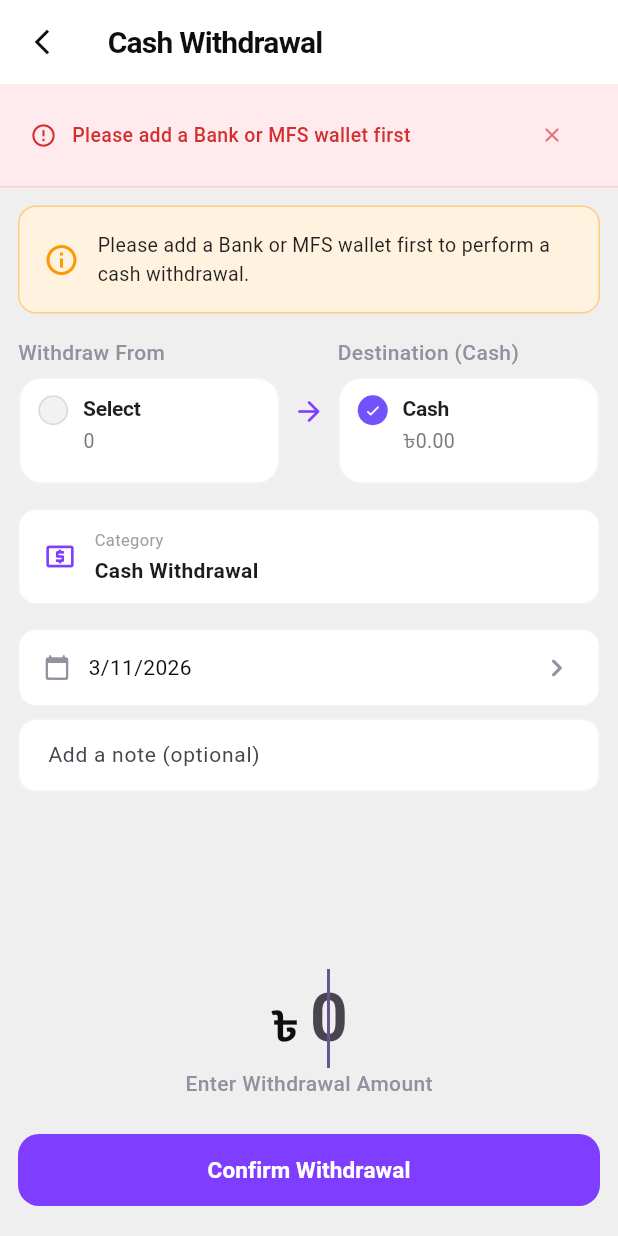
After one commit to mahmudul-jony/financeapp-replica, a Flutter app: the WithdrawScreen screen opened directly, after a tap on "Confirm Withdrawal", on a phone screen of 412 x 824 dp. The commit adds this screen. Run offline on Flutter 3.47's test engine with Material 3 defaults, Android fonts, the light colour scheme and no system bars; our stand-ins replace connectivity_plus, google_sign_in, image_picker, package_info_plus, sqflite; accounts and stored records are empty; network calls fail.

Commit message:
withdraw feature v1

```diff
--- a/lib/database/db_helper.dart
+++ b/lib/database/db_helper.dart
@@ -19,7 +19,7 @@ class DatabaseHelper {
 
     return await openDatabase(
       path,
-      version: 7,
+      version: 8,
       onCreate: _createDB,
       onUpgrade: _onUpgrade,
     );
@@ -125,6 +125,9 @@ class DatabaseHelper {
           last_error TEXT
         )
       ''');
+    }
+    if (oldVersion < 8) {
+      await db.execute("UPDATE wallets SET name = 'Cash' WHERE isDefault = 1");
     }
   }
 
@@ -279,7 +282,7 @@ class DatabaseHelper {
 
     // Insert Default Wallet
     await db.insert('wallets', {
-      'name': 'Main Wallet',
+      'name': 'Cash',
       'balance': 0.0,
       'color': 0xFF7F3DFF,
       'isDefault': 1,
--- a/lib/models/transaction_model.dart
+++ b/lib/models/transaction_model.dart
@@ -16,7 +16,8 @@ enum TransactionType {
   investmentAdjustment,
   savingsCreated,
   savingsIncreased,
-  savingsWithdrawal
+  savingsWithdrawal,
+  cashWithdrawal
 }
 
 class TransactionModel {
@@ -123,6 +124,8 @@ class TransactionModel {
         return 'Savings Increased';
       case TransactionType.savingsWithdrawal:
         return 'Savings Withdrawn';
+      case TransactionType.cashWithdrawal:
+        return 'Cash Withdrawal';
     }
   }
 
--- a/lib/providers/finance_provider.dart
+++ b/lib/providers/finance_provider.dart
@@ -498,6 +498,50 @@ class FinanceProvider with ChangeNotifier, WidgetsBindingObserver {
     await db.transaction((txn) async {
       await txn.execute('UPDATE wallets SET balance = balance - ? WHERE id = ?', [amount, fromWalletId]);
       await txn.execute('UPDATE wallets SET balance = balance + ? WHERE id = ?', [amount, toWalletId]);
+      await _insertTransactionInTx(txn, tx);
+    });
+
+    await fetchTransactions();
+    await fetchWallets();
+    syncNow();
+  }
+
+  Future<void> addCashWithdrawal(double amount, int sourceWalletId, DateTime date, String note) async {
+    _validateAmount(amount);
+    await _ensureWalletActive(sourceWalletId);
+
+    final sourceWallet = _wallets.firstWhere((w) => w.id == sourceWalletId);
+    final double availableBalance = sourceWallet.balance - sourceWallet.frozenAmount;
+    if (amount > availableBalance) throw Exception("Insufficient withdrawable balance");
+
+    final defaultCashWallet = _wallets.firstWhere(
+      (w) => w.isDefault,
+      orElse: () => _wallets.firstWhere(
+        (w) => w.name.toLowerCase() == 'cash',
+        orElse: () => _wallets.first,
+      ),
+    );
+    if (sourceWalletId == defaultCashWallet.id) {
+      throw Exception("Cannot withdraw cash from the Cash wallet");
+    }
+
+    final db = await DatabaseHelper.instance.database;
+    final now = DateTime.now();
+    final tx = TransactionModel(
+      title: 'Cash Withdrawal',
+      amount: amount,
+      date: date,
+      note: note,
+      type: TransactionType.cashWithdrawal,
+      walletId: sourceWalletId,
+      toWalletId: defaultCashWallet.id,
+      syncStatus: 'pending',
+      updatedAt: now,
+    );
+
+    await db.transaction((txn) async {
+      await txn.execute('UPDATE wallets SET balance = balance - ? WHERE id = ?', [amount, sourceWalletId]);
+      await txn.execute('UPDATE wallets SET balance = balance + ? WHERE id = ?', [amount, defaultCashWallet.id]);
       await _insertTransactionInTx(txn, tx);
     });
 
@@ -2395,6 +2439,7 @@ class FinanceProvider with ChangeNotifier, WidgetsBindingObserver {
               break;
             case TransactionType.expense:
             case TransactionType.transfer:
+            case TransactionType.cashWithdrawal:
             case TransactionType.loanGiven:
             case TransactionType.loanGivenMore:
             case TransactionType.loanRepaid:
@@ -2417,7 +2462,7 @@ class FinanceProvider with ChangeNotifier, WidgetsBindingObserver {
           }
         }
 
-        if (toWalletId == wId && type == TransactionType.transfer) {
+        if (toWalletId == wId && (type == TransactionType.transfer || type == TransactionType.cashWithdrawal)) {
           calculatedBalance += amount;
         }
       }
@@ -2480,6 +2525,9 @@ class FinanceProvider with ChangeNotifier, WidgetsBindingObserver {
       case "Savings Withdraw":
       case "Savings Withdrawal":
         return TransactionType.savingsWithdrawal;
+      case "Cash Withdrawal":
+      case "cash withdrawal":
+        return TransactionType.cashWithdrawal;
       default:
         return TransactionType.expense;
     }
@@ -2508,7 +2556,7 @@ class FinanceProvider with ChangeNotifier, WidgetsBindingObserver {
     final all = await txn.query('wallets', limit: 1);
     if (all.isNotEmpty) return all.first['id'] as int;
     return await txn.insert('wallets', {
-      'name': 'Main Wallet',
+      'name': 'Cash',
       'balance': 0.0,
       'frozen_amount': 0.0,
       'color': 0xFF7F3DFF,
@@ -2561,6 +2609,7 @@ class FinanceProvider with ChangeNotifier, WidgetsBindingObserver {
       case TransactionType.savingsCreated: return "Savings Created";
       case TransactionType.savingsIncreased: return "Savings Increased";
       case TransactionType.savingsWithdrawal: return "Savings Withdraw";
+      case TransactionType.cashWithdrawal: return "Cash Withdrawal";
     }
   }
 
--- a/lib/screens/signin_screen.dart
+++ b/lib/screens/signin_screen.dart
@@ -199,11 +199,11 @@ class _SignInScreenState extends State<SignInScreen> with TickerProviderStateMix
                       children: [
                         Image.asset(
                           'assets/images/logo.png',
-                          width: 30,
-                          height: 30,
+                          width: 42,
+                          height: 42,
                           fit: BoxFit.contain,
                         ),
-                        const SizedBox(width: 8),
+                        const SizedBox(width: 6),
                         const Text(
                           'OneWallet',
                           style: TextStyle(
--- a/lib/screens/wallet_forms.dart
+++ b/lib/screens/wallet_forms.dart
@@ -147,7 +147,11 @@ class _EditWalletScreenState extends State<EditWalletScreen> {
         child: Column(
           crossAxisAlignment: CrossAxisAlignment.start,
           children: [
-            AppTextField(hint: 'Wallet name', controller: _nameController),
+            AppTextField(hint: 'Wallet name', controller: _nameController, readOnly: widget.wallet.isDefault),
+            if (widget.wallet.isDefault) ...[
+              const SizedBox(height: 6),
+              const Text('The default Cash wallet cannot be renamed or deleted.', style: TextStyle(color: Colors.grey, fontSize: 12)),
+            ],
             AppSpacing.largeVerticalGap,
             const Text('Choose Color', style: AppTypography.subTitle),
             const SizedBox(height: 8),
--- /dev/null
+++ b/lib/screens/withdraw_screen.dart
@@ -0,0 +1,264 @@
+import 'package:flutter/material.dart';
+import 'package:financeapp/app_constants.dart';
+import 'package:financeapp/widgets/app_components.dart';
+import 'package:provider/provider.dart';
+import 'package:financeapp/providers/finance_provider.dart';
+import 'package:financeapp/models/wallet_model.dart';
+
+class WithdrawScreen extends StatefulWidget {
+  const WithdrawScreen({super.key});
+
+  @override
+  State<WithdrawScreen> createState() => _WithdrawScreenState();
+}
+
+class _WithdrawScreenState extends State<WithdrawScreen> {
+  final TextEditingController _amountController = TextEditingController();
+  final TextEditingController _noteController = TextEditingController();
+  Wallet? _sourceWallet;
+  DateTime _selectedDate = DateTime.now();
+  bool _isSelectingSource = false;
+  String? _errorMessage;
+
+  Future<void> _pickDate() async {
+    final DateTime? picked = await showDatePicker(
+      context: context,
+      initialDate: _selectedDate,
+      firstDate: DateTime(2000),
+      lastDate: DateTime(2101),
+      builder: (context, child) => Theme(
+        data: Theme.of(context).copyWith(
+          colorScheme: const ColorScheme.light(
+            primary: AppColors.primaryPurple,
+            onPrimary: Colors.white,
+            onSurface: AppColors.primaryText,
+          ),
+        ),
+        child: child!,
+      ),
+    );
+    if (picked != null) setState(() => _selectedDate = picked);
+  }
+
+  @override
+  Widget build(BuildContext context) {
+    final provider = context.watch<FinanceProvider>();
+    final activeWallets = provider.activeWallets;
+
+    // Filter out default Cash wallet from source options
+    final withdrawableWallets = activeWallets
+        .where((w) => !w.isDefault && w.name.toLowerCase() != 'cash')
+        .toList();
+
+    final defaultCashWallet = activeWallets.firstWhere(
+      (w) => w.isDefault,
+      orElse: () => activeWallets.firstWhere(
+        (w) => w.name.toLowerCase() == 'cash',
+        orElse: () => activeWallets.isNotEmpty ? activeWallets.first : Wallet(name: 'Cash', balance: 0.0, color: 0xFF7F3DFF, isDefault: true),
+      ),
+    );
+
+    if (_sourceWallet == null && withdrawableWallets.isNotEmpty) {
+      _sourceWallet = withdrawableWallets.first;
+    }
+
+    final walletItems = withdrawableWallets.map((w) => {
+      'id': w.id,
+      'name': w.name,
+      'balance': AppFormat.currency(w.balance - w.frozenAmount),
+      'color': Color(w.color),
+    }).toList();
+
+    return Scaffold(
+      backgroundColor: AppColors.backgroundGrey,
+      appBar: AppBar(
+        backgroundColor: Colors.white,
+        surfaceTintColor: Colors.transparent,
+        elevation: 0,
+        scrolledUnderElevation: 0,
+        leading: IconButton(
+          icon: const Icon(Icons.arrow_back_ios_new, color: AppColors.primaryText, size: 20),
+          onPressed: () => _isSelectingSource ? setState(() => _isSelectingSource = false) : Navigator.pop(context),
+        ),
+        title: const Text('Cash Withdrawal', style: AppTypography.title),
+        centerTitle: false,
+      ),
+      body: Column(
+        children: [
+          AppErrorBanner(
+            message: _errorMessage,
+            onDismissed: () => setState(() => _errorMessage = null),
+          ),
+          Expanded(
+            child: LayoutBuilder(
+              builder: (context, constraints) => SingleChildScrollView(
+                child: ConstrainedBox(
+                  constraints: BoxConstraints(minHeight: constraints.maxHeight),
+                  child: IntrinsicHeight(
+                    child: Padding(
+                      padding: AppSpacing.screenPaddingInsets,
+                      child: Column(
+                        crossAxisAlignment: CrossAxisAlignment.start,
+                        children: [
+                          if (withdrawableWallets.isEmpty) ...[
+                            Container(
+                              width: double.infinity,
+                              padding: const EdgeInsets.all(16),
+                              decoration: BoxDecoration(
+                                color: Colors.orange.shade50,
+                                borderRadius: BorderRadius.circular(12),
+                                border: Border.all(color: Colors.orange.shade200),
+                              ),
+                              child: const Row(
+                                children: [
+                                  Icon(Icons.info_outline, color: Colors.orange),
+                                  SizedBox(width: 12),
+                                  Expanded(
+                                    child: Text(
+                                      'Please add a Bank or MFS wallet first to perform a cash withdrawal.',
+                                      style: TextStyle(color: Colors.black87, fontSize: 13),
+                                    ),
+                                  ),
+                                ],
+                              ),
+                            ),
+                            const SizedBox(height: 16),
+                          ],
+
+                          if (_isSelectingSource) ...[
+                            const Text('Select Source Wallet', style: AppTypography.caption),
+                            const SizedBox(height: 6),
+                            AppWalletSelector(
+                              selectedAccount: _sourceWallet?.name ?? 'Select Wallet',
+                              onSelect: (name) => setState(() {
+                                _sourceWallet = withdrawableWallets.firstWhere((w) => w.name == name);
+                                _isSelectingSource = false;
+                              }),
+                              accounts: walletItems,
+                            ),
+                          ] else ...[
+                            Row(
+                              crossAxisAlignment: CrossAxisAlignment.start,
+                              children: [
+                                Expanded(
+                                  child: AppStaticWalletCard(
+                                    acc: _sourceWallet != null ? {
+                                      'name': _sourceWallet!.name,
+                                      'balance': AppFormat.currency(_sourceWallet!.balance - _sourceWallet!.frozenAmount),
+                                      'color': Color(_sourceWallet!.color),
+                                    } : {'name': 'Select', 'balance': '0', 'color': Colors.grey},
+                                    label: 'Withdraw From',
+                                    onTap: () {
+                                      if (withdrawableWallets.isNotEmpty) {
+                                        setState(() => _isSelectingSource = true);
+                                      }
+                                    },
+                                  ),
+                                ),
+                                const Padding(
+                                  padding: EdgeInsets.fromLTRB(8, 38, 8, 0),
+                                  child: Icon(Icons.arrow_forward_rounded, color: AppColors.primaryPurple, size: 22),
+                                ),
+                                Expanded(
+                                  child: AppStaticWalletCard(
+                                    acc: {
+                                      'name': defaultCashWallet.name,
+                                      'balance': AppFormat.currency(defaultCashWallet.balance),
+                                      'color': Color(defaultCashWallet.color),
+                                    },
+                                    label: 'Destination (Cash)',
+                                    onTap: () {}, // Fixed to Cash wallet
+                                  ),
+                                ),
+                              ],
+                            ),
+                          ],
+
+                          const SizedBox(height: 16),
+
+                          // Read-Only Category Indicator
+                          Container(
+                            padding: const EdgeInsets.symmetric(horizontal: 16, vertical: 12),
+                            decoration: BoxDecoration(
+                              color: Colors.white,
+                              borderRadius: BorderRadius.circular(12),
+                              border: Border.all(color: AppColors.borderGrey),
+                            ),
+                            child: const Row(
+                              children: [
+                                Icon(Icons.local_atm_outlined, color: AppColors.primaryPurple, size: 22),
+                                SizedBox(width: 12),
+                                Column(
+                                  crossAxisAlignment: CrossAxisAlignment.start,
+                                  children: [
+                                    Text('Category', style: TextStyle(color: Colors.grey, fontSize: 11)),
+                                    SizedBox(height: 2),
+                                    Text('Cash Withdrawal', style: TextStyle(fontWeight: FontWeight.bold, fontSize: 14)),
+                                  ],
+                                ),
+                              ],
+                            ),
+                          ),
+
+                          const SizedBox(height: 16),
+                          AppSelectionField(
+                            value: "${_selectedDate.day}/${_selectedDate.month}/${_selectedDate.year}",
+                            icon: Icons.calendar_today_rounded,
+                            onTap: _pickDate,
+                          ),
+                          AppSpacing.verticalGap,
+                          AppTextField(hint: 'Add a note (optional)', controller: _noteController),
+
+                          const Spacer(),
+                          AppAmountInput(controller: _amountController, subLabel: 'Enter Withdrawal Amount'),
+                          const SizedBox(height: 24),
+
+                          AppButton(
+                            label: 'Confirm Withdrawal',
+                            onTap: () async {
+                              if (withdrawableWallets.isEmpty) {
+                                setState(() => _errorMessage = "Please add a Bank or MFS wallet first");
+                                return;
+                              }
+                              setState(() => _errorMessage = null);
+                              final amount = double.tryParse(_amountController.text) ?? 0.0;
+                              if (amount > 0 && _sourceWallet != null) {
+                                final available = _sourceWallet!.balance - _sourceWallet!.frozenAmount;
+                                if (amount > available) {
+                                  setState(() => _errorMessage = "Insufficient withdrawable balance (${AppFormat.currency(available)} available)");
+                                  return;
+                                }
+                                try {
+                                  await provider.addCashWithdrawal(
+                                    amount,
+                                    _sourceWallet!.id!,
+                                    _selectedDate,
+                                    _noteController.text.trim(),
+                                  );
+                                  if (mounted) Navigator.pop(context);
+                                } catch (e) {
+                                  if (mounted) {
+                                    setState(() => _errorMessage = e.toString().replaceAll('Exception: ', ''));
+                                  }
+                                }
+                              } else if (amount <= 0) {
+                                setState(() => _errorMessage = "Amount must be greater than zero");
+                              } else if (_sourceWallet == null) {
+                                setState(() => _errorMessage = "Please select a source wallet");
+                              }
+                            },
+                          ),
+                          const SizedBox(height: 8),
+                        ],
+                      ),
+                    ),
+                  ),
+                ),
+              ),
+            ),
+          ),
+        ],
+      ),
+    );
+  }
+}
--- a/lib/services/sync_service.dart
+++ b/lib/services/sync_service.dart
@@ -65,7 +65,7 @@ class SyncService {
     final wName = walletName.trim();
     final sName = secondaryTabName?.trim();
 
-    if (type == TransactionType.transfer) {
+    if (type == TransactionType.transfer || type == TransactionType.cashWithdrawal) {
       if (wName.isNotEmpty && wName != 'N/A') {
         tabs.add(walletTabName(wName));
       }
--- a/lib/widgets/quick_actions.dart
+++ b/lib/widgets/quick_actions.dart
@@ -4,6 +4,7 @@ import 'package:financeapp/models/account_model.dart';
 import 'package:financeapp/screens/add_expense_screen.dart';
 import 'package:financeapp/screens/add_money_screen.dart';
 import 'package:financeapp/screens/transfer_screen.dart';
+import 'package:financeapp/screens/withdraw_screen.dart';
 import 'package:financeapp/screens/savings_screen.dart';
 import 'package:financeapp/screens/investment_screen.dart';
 import 'package:financeapp/screens/loan_screen.dart';
@@ -17,6 +18,7 @@ class QuickActionsGrid extends StatelessWidget {
     QuickAction('Add Money', Icons.account_balance_wallet_outlined),
     QuickAction('Add Expense', Icons.note_add_outlined),
     QuickAction('Transfer', Icons.swap_calls_outlined),
+    QuickAction('Withdraw', Icons.local_atm_outlined),
     QuickAction('Loans', Icons.real_estate_agent_outlined),
     QuickAction('Investments', Icons.analytics_outlined),
     QuickAction('Savings', Icons.savings_outlined),
@@ -57,6 +59,8 @@ class QuickActionsGrid extends StatelessWidget {
                     Navigator.push(context, MaterialPageRoute(builder: (_) => const AddMoneyScreen()));
                   } else if (action.label == 'Transfer') {
                     Navigator.push(context, MaterialPageRoute(builder: (_) => const TransferScreen()));
+                  } else if (action.label == 'Withdraw') {
+                    Navigator.push(context, MaterialPageRoute(builder: (_) => const WithdrawScreen()));
                   } else if (action.label == 'Savings') {
                     Navigator.push(context, MaterialPageRoute(builder: (_) => const SavingsListScreen()));
                   } else if (action.label == 'Investments') {
--- a/lib/widgets/transaction_item.dart
+++ b/lib/widgets/transaction_item.dart
@@ -31,8 +31,8 @@ class TransactionItem extends StatelessWidget {
         transaction.type == TransactionType.savingsIncreased;
 
     String walletDisplay = walletName;
-    if (transaction.type == TransactionType.transfer && toWalletName != null) {
-      walletDisplay = "$walletName - $toWalletName";
+    if ((transaction.type == TransactionType.transfer || transaction.type == TransactionType.cashWithdrawal) && toWalletName != null) {
+      walletDisplay = "$walletName → $toWalletName";
     }
 
     // Determine Icon
@@ -42,6 +42,10 @@ class TransactionItem extends StatelessWidget {
     switch (transaction.type) {
       case TransactionType.transfer:
         iconData = Icons.swap_horiz;
+        iconColor = AppColors.primaryPurple;
+        break;
+      case TransactionType.cashWithdrawal:
+        iconData = Icons.local_atm_outlined;
         iconColor = AppColors.primaryPurple;
         break;
       case TransactionType.income:
```
Also changed, not shown: assets/images/logo.png, 31 other files.
